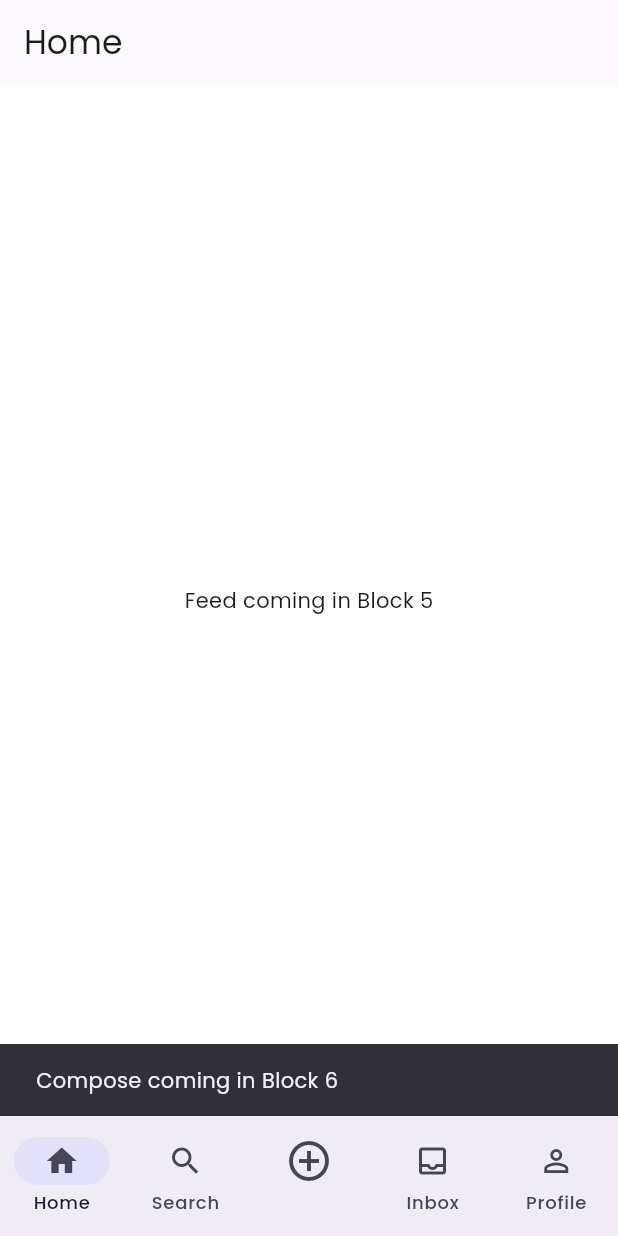
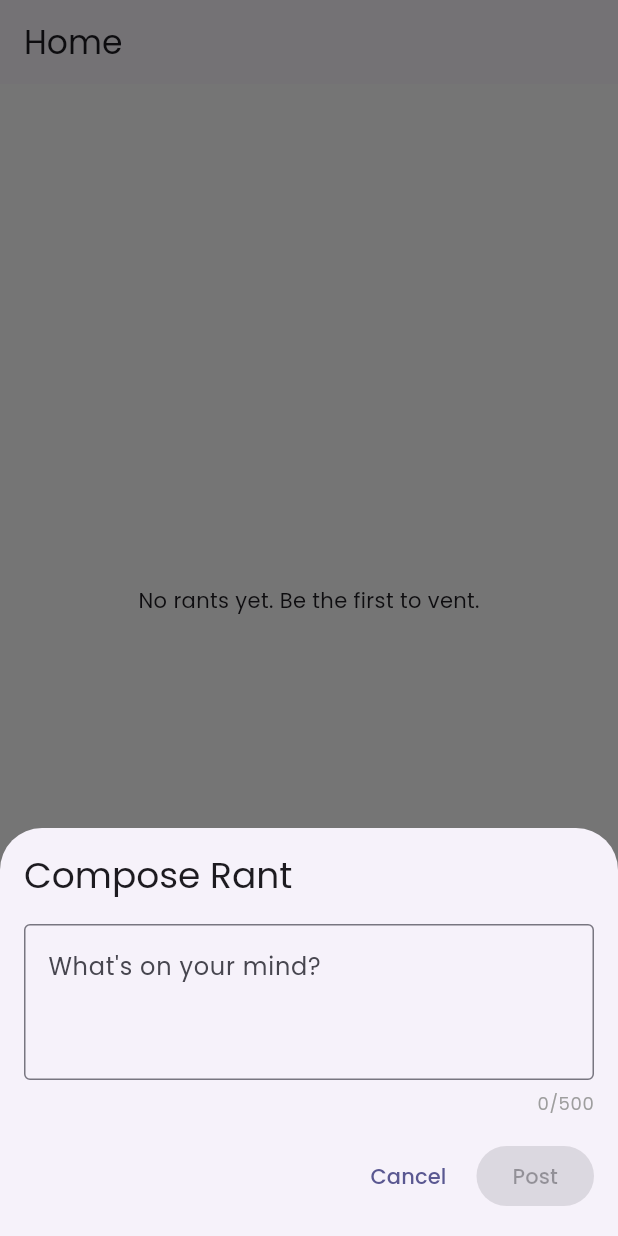
Before and after one commit to Lucieran-Raven/tribe-app, a Flutter app: the MainScaffold screen opened by its route, item 3 of the bottom bar chosen, on a phone screen of 412 x 824 dp. Run offline on Flutter 3.47's test engine with Material 3 defaults, Android fonts, the phone set to English and light mode, and no system bars; our stand-ins replace cloud_firestore, firebase_auth, firebase_core, flutter_riverpod, go_router, google_fonts and 1 more; accounts and stored records are empty; network calls fail.

Commit message:
fix: block-5 compose state, nav highlight, feed query verified on device

```diff
--- /dev/null
+++ b/lib/models/rant_model.dart
@@ -0,0 +1,75 @@
+class RantModel {
+  final String rantId;
+  final String userId;
+  final String handle;
+  final String? avatarUrl;
+  final String content;
+  final DateTime timestamp;
+  final int replyCount;
+  final int karma;
+  final bool isVisible;
+
+  RantModel({
+    required this.rantId,
+    required this.userId,
+    required this.handle,
+    this.avatarUrl,
+    required this.content,
+    required this.timestamp,
+    this.replyCount = 0,
+    this.karma = 0,
+    this.isVisible = true,
+  });
+
+  factory RantModel.fromJson(Map<String, dynamic> json, {String? rantId}) {
+    return RantModel(
+      rantId: rantId ?? json['rantId'] as String,
+      userId: json['userId'] as String,
+      handle: json['handle'] as String,
+      avatarUrl: json['avatarUrl'] as String?,
+      content: json['content'] as String,
+      timestamp: DateTime.parse(json['timestamp'] as String),
+      replyCount: json['replyCount'] as int? ?? 0,
+      karma: json['karma'] as int? ?? 0,
+      isVisible: json['isVisible'] as bool? ?? true,
+    );
+  }
+
+  Map<String, dynamic> toJson() {
+    return {
+      'rantId': rantId,
+      'userId': userId,
+      'handle': handle,
+      'avatarUrl': avatarUrl,
+      'content': content,
+      'timestamp': timestamp.toIso8601String(),
+      'replyCount': replyCount,
+      'karma': karma,
+      'isVisible': isVisible,
+    };
+  }
+
+  RantModel copyWith({
+    String? rantId,
+    String? userId,
+    String? handle,
+    String? avatarUrl,
+    String? content,
+    DateTime? timestamp,
+    int? replyCount,
+    int? karma,
+    bool? isVisible,
+  }) {
+    return RantModel(
+      rantId: rantId ?? this.rantId,
+      userId: userId ?? this.userId,
+      handle: handle ?? this.handle,
+      avatarUrl: avatarUrl ?? this.avatarUrl,
+      content: content ?? this.content,
+      timestamp: timestamp ?? this.timestamp,
+      replyCount: replyCount ?? this.replyCount,
+      karma: karma ?? this.karma,
+      isVisible: isVisible ?? this.isVisible,
+    );
+  }
+}
--- /dev/null
+++ b/lib/providers/feed_provider.dart
@@ -0,0 +1,7 @@
+import 'package:flutter_riverpod/flutter_riverpod.dart';
+import '../models/rant_model.dart';
+import '../services/rant_service.dart';
+
+final feedProvider = StreamProvider<List<RantModel>>((ref) {
+  return RantService().streamFeed();
+});
--- /dev/null
+++ b/lib/screens/compose/compose_screen.dart
@@ -0,0 +1,132 @@
+import 'package:flutter/material.dart';
+import 'package:flutter_riverpod/flutter_riverpod.dart';
+import '../../models/rant_model.dart';
+import '../../providers/auth_provider.dart';
+import '../../services/rant_service.dart';
+
+class ComposeScreen extends ConsumerStatefulWidget {
+  const ComposeScreen({super.key});
+
+  @override
+  ConsumerState<ComposeScreen> createState() => _ComposeScreenState();
+}
+
+class _ComposeScreenState extends ConsumerState<ComposeScreen> {
+  final TextEditingController _controller = TextEditingController();
+  String _rantText = '';
+  bool _isPosting = false;
+
+  @override
+  void initState() {
+    super.initState();
+    _controller.addListener(() {
+      setState(() => _rantText = _controller.text);
+    });
+  }
+
+  @override
+  void dispose() {
+    _controller.dispose();
+    super.dispose();
+  }
+
+  Future<void> _postRant() async {
+    final content = _rantText.trim();
+    if (content.isEmpty) return;
+
+    final authState = ref.read(authProvider);
+    if (authState is! AuthAuthenticated) return;
+
+    setState(() => _isPosting = true);
+
+    try {
+      final user = authState.user;
+      final rant = RantModel(
+        rantId: '',
+        userId: user.userId,
+        handle: user.handle ?? 'anonymous',
+        avatarUrl: user.avatarUrl,
+        content: content,
+        timestamp: DateTime.now(),
+      );
+
+      await RantService().createRant(rant);
+
+      if (mounted) {
+        Navigator.pop(context);
+      }
+    } catch (e) {
+      if (mounted) {
+        ScaffoldMessenger.of(context).showSnackBar(
+          SnackBar(content: Text('Failed to post: $e')),
+        );
+      }
+    } finally {
+      if (mounted) {
+        setState(() => _isPosting = false);
+      }
+    }
+  }
+
+  @override
+  Widget build(BuildContext context) {
+    return Container(
+      padding: const EdgeInsets.all(16),
+      child: Column(
+        mainAxisSize: MainAxisSize.min,
+        crossAxisAlignment: CrossAxisAlignment.stretch,
+        children: [
+          Text(
+            'Compose Rant',
+            style: Theme.of(context).textTheme.headlineSmall,
+          ),
+          const SizedBox(height: 16),
+          TextField(
+            controller: _controller,
+            maxLines: 10,
+            minLines: 3,
+            maxLength: 500,
+            decoration: const InputDecoration(
+              hintText: "What's on your mind?",
+              border: OutlineInputBorder(),
+              counterText: '',
+            ),
+          ),
+          const SizedBox(height: 8),
+          Align(
+            alignment: Alignment.centerRight,
+            child: Text(
+              '${_rantText.length}/500',
+              style: Theme.of(context).textTheme.bodySmall?.copyWith(
+                color: Colors.grey,
+              ),
+            ),
+          ),
+          const SizedBox(height: 16),
+          Row(
+            mainAxisAlignment: MainAxisAlignment.end,
+            children: [
+              TextButton(
+                onPressed: _isPosting ? null : () => Navigator.pop(context),
+                child: const Text('Cancel'),
+              ),
+              const SizedBox(width: 8),
+              ElevatedButton(
+                onPressed: _rantText.trim().isEmpty || _rantText.length > 500 || _isPosting
+                    ? null
+                    : _postRant,
+                child: _isPosting
+                    ? const SizedBox(
+                        width: 16,
+                        height: 16,
+                        child: CircularProgressIndicator(strokeWidth: 2),
+                      )
+                    : const Text('Post'),
+              ),
+            ],
+          ),
+        ],
+      ),
+    );
+  }
+}
--- a/lib/screens/home_screen.dart
+++ b/lib/screens/home_screen.dart
@@ -1,16 +1,54 @@
 import 'package:flutter/material.dart';
+import 'package:flutter_riverpod/flutter_riverpod.dart';
+import '../providers/feed_provider.dart';
+import '../widgets/feed/rant_card.dart';
 
-class HomeScreen extends StatelessWidget {
+class HomeScreen extends ConsumerWidget {
   const HomeScreen({super.key});
 
   @override
-  Widget build(BuildContext context) {
+  Widget build(BuildContext context, WidgetRef ref) {
+    final feedAsync = ref.watch(feedProvider);
+
     return Scaffold(
       appBar: AppBar(
         title: const Text('Home'),
       ),
-      body: const Center(
-        child: Text('Feed coming in Block 5'),
+      body: feedAsync.when(
+        loading: () => const Center(child: CircularProgressIndicator()),
+        error: (error, stack) => Center(
+          child: Column(
+            mainAxisAlignment: MainAxisAlignment.center,
+            children: [
+              const Text('Failed to load feed'),
+              const SizedBox(height: 16),
+              TextButton(
+                onPressed: () => ref.invalidate(feedProvider),
+                child: const Text('Retry'),
+              ),
+            ],
+          ),
+        ),
+        data: (rants) {
+          if (rants.isEmpty) {
+            return const Center(
+              child: Text('No rants yet. Be the first to vent.'),
+            );
+          }
+
+          return RefreshIndicator(
+            onRefresh: () async {
+              ref.invalidate(feedProvider);
+            },
+            child: ListView.builder(
+              padding: const EdgeInsets.symmetric(vertical: 8),
+              itemCount: rants.length,
+              itemBuilder: (context, index) {
+                return RantCard(rant: rants[index]);
+              },
+            ),
+          );
+        },
       ),
     );
   }
--- a/lib/screens/main_scaffold.dart
+++ b/lib/screens/main_scaffold.dart
@@ -4,6 +4,7 @@ import 'home_screen.dart';
 import 'search_screen.dart';
 import 'inbox_screen.dart';
 import 'profile_screen.dart';
+import 'compose/compose_screen.dart';
 
 class MainScaffold extends ConsumerStatefulWidget {
   const MainScaffold({super.key});
@@ -17,6 +18,11 @@ class _MainScaffoldState extends ConsumerState<MainScaffold> {
 
   @override
   Widget build(BuildContext context) {
+    // Compute nav highlight index from stack index
+    // Stack: 0=Home, 1=Search, 2=Inbox, 3=Profile
+    // Nav: 0=Home, 1=Search, 2=Create, 3=Inbox, 4=Profile
+    final navIndex = _currentIndex < 2 ? _currentIndex : _currentIndex + 1;
+
     return Scaffold(
       body: IndexedStack(
         index: _currentIndex,
@@ -28,12 +34,20 @@ class _MainScaffoldState extends ConsumerState<MainScaffold> {
         ],
       ),
       bottomNavigationBar: NavigationBar(
-        selectedIndex: _currentIndex,
+        selectedIndex: navIndex,
         onDestinationSelected: (index) {
-          // Index 2 is Create (+) - shows SnackBar, does NOT change tab
+          // Index 2 is Create (+) - shows compose sheet
           if (index == 2) {
-            ScaffoldMessenger.of(context).showSnackBar(
-              const SnackBar(content: Text('Compose coming in Block 6')),
+            showModalBottomSheet(
+              context: context,
+              isScrollControlled: true,
+              useSafeArea: true,
+              builder: (context) => Padding(
+                padding: EdgeInsets.only(
+                  bottom: MediaQuery.of(context).viewInsets.bottom,
+                ),
+                child: const ComposeScreen(),
+              ),
             );
             return;
           }
--- /dev/null
+++ b/lib/services/rant_service.dart
@@ -0,0 +1,24 @@
+import 'package:cloud_firestore/cloud_firestore.dart';
+import '../models/rant_model.dart';
+
+class RantService {
+  final FirebaseFirestore _firestore = FirebaseFirestore.instance;
+
+  Future<void> createRant(RantModel rant) async {
+    final docRef = _firestore.collection('rants').doc();
+    final rantWithId = rant.copyWith(rantId: docRef.id);
+    await docRef.set(rantWithId.toJson());
+  }
+
+  Stream<List<RantModel>> streamFeed() {
+    return _firestore
+        .collection('rants')
+        .orderBy('timestamp', descending: true)
+        .limit(50)
+        .snapshots()
+        .map((snapshot) => snapshot.docs
+            .map((doc) => RantModel.fromJson(doc.data(), rantId: doc.id))
+            .where((rant) => rant.isVisible)
+            .toList());
+  }
+}
```
Also changed, not shown: lib/utils/time_utils.dart (added, +16 -0 lines), lib/widgets/feed/rant_card.dart (added, +89 -0 lines).
